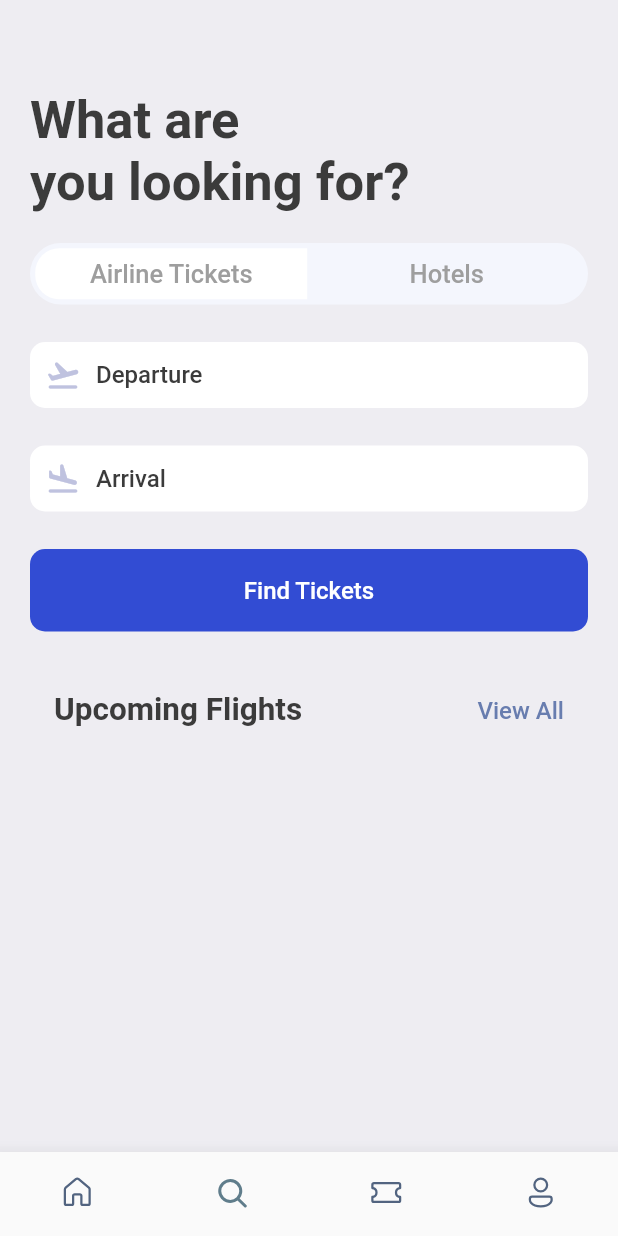
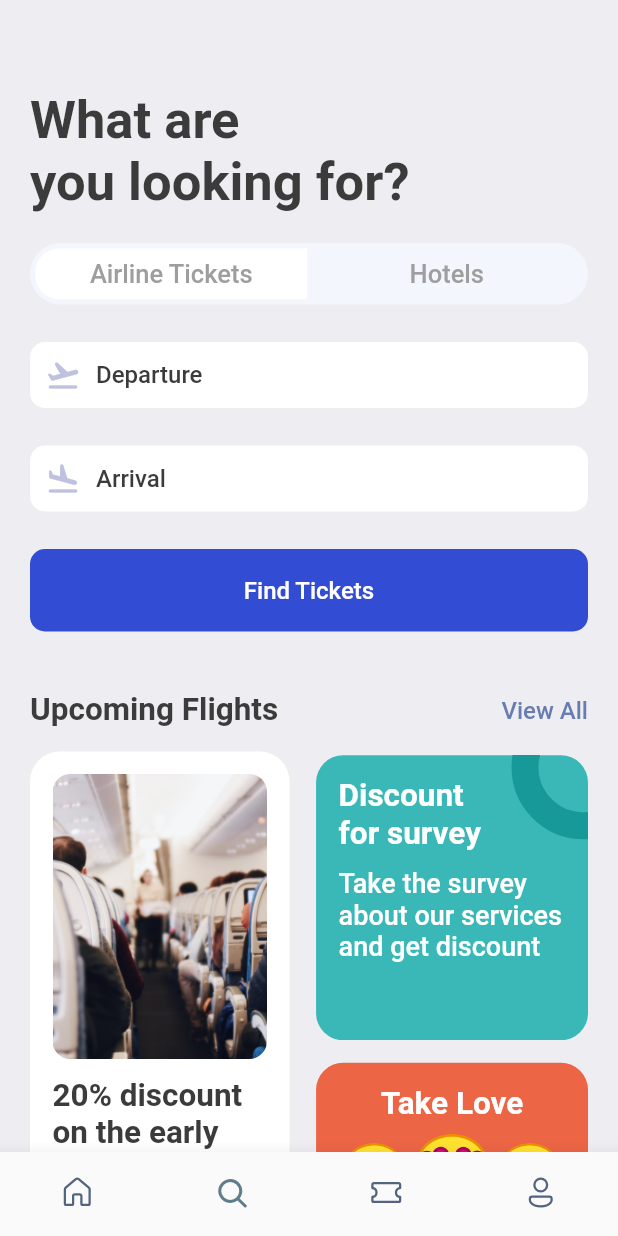
Before and after one commit to harshjainsk/ticket-booking-app, a Flutter app: the screen it shows after launch, item 2 of the bottom bar chosen, on a phone screen of 412 x 824 dp. Run offline on Flutter 3.47's test engine with Material 2 defaults, Android fonts, the phone set to English and light mode, and no system bars; our stand-ins replace fluentui_icons, gap, get.

Commit message:
search screen completed

```diff
--- a/lib/screens/search_screen.dart
+++ b/lib/screens/search_screen.dart
@@ -67,11 +67,119 @@ class SearchScreen extends StatelessWidget {
             child: Text('Find Tickets', style: Styles.textStyle.copyWith(color: Colors.white),textAlign: TextAlign.center,),
           ),
           Gap(AppLayout.getHeight(40)),
-          Container(
-            padding: EdgeInsets.symmetric(horizontal: 16),
-            child: TextViewAll(bigText: 'Upcoming Flights', smallText: 'View All'),
+          TextViewAll(bigText: 'Upcoming Flights', smallText: 'View All'),
+          Gap(AppLayout.getHeight(15)),
+          Row(
+            mainAxisAlignment: MainAxisAlignment.spaceBetween,
+            children: [
+              Container(
+                height: AppLayout.getHeight(420),
+                width: size.width*0.42,
+                padding: EdgeInsets.all(AppLayout.getHeight(15)),
+                decoration: BoxDecoration(
+                  color: Colors.white,
+                  borderRadius: BorderRadius.circular(AppLayout.getHeight(20)),
+                  boxShadow: [
+                    BoxShadow(
+                      color: Colors.grey.shade200,
+                      blurRadius: 1,
+                      spreadRadius: 1
+                    ),
+                  ]
+                ),
+                child: Column(
+                  children: [
+                    Container(
+                      height: AppLayout.getHeight(190),
+                      decoration: BoxDecoration(
+                        borderRadius: BorderRadius.circular(AppLayout.getHeight(12)),
+                        image: DecorationImage(
+                          fit: BoxFit.cover,
+                          image: AssetImage('assets/images/sit.jpg')
+                        ),
+
+                      ),
+                    ),
+                    Gap(AppLayout.getHeight(12)),
+                    Text('20% discount on the early booking of this flight. Don\'t miss ',style: Styles.headLineStyle2,)
+
+                  ],
+                ),
+              ),
+              Column(
+                children: [
+                  Stack(
+                    children: [
+                      Container(
+                        width: size.width*0.44,
+                        height: AppLayout.getHeight(190),
+                        decoration: BoxDecoration(
+                            color: Color(0xFF3AB8B8),
+                            borderRadius: BorderRadius.circular(AppLayout.getHeight(18))
+                        ),
+                        padding: EdgeInsets.all(AppLayout.getHeight(15)),
+                        child: Column(
+                          crossAxisAlignment: CrossAxisAlignment.start,
+                          children: [
+                            Text('Discount\nfor survey', style: Styles.headLineStyle2.copyWith(fontWeight: FontWeight.bold, color: Colors.white),),
+                            Gap(AppLayout.getHeight(10)),
+                            Text('Take the survey about our services and get discount', style: Styles.headLineStyle2.copyWith(fontWeight: FontWeight.w500, color: Colors.white, fontSize: 18),),
+                          ],
+                        ),
+                      ),
+                      Positioned(
+                        right: -45,
+                        top: -40,
+                        child: Container(
+                          padding: EdgeInsets.all(AppLayout.getHeight(30)),
+                          decoration: BoxDecoration(
+                              shape: BoxShape.circle,
+                              border: Border.all(width: 18, color: Color(0xFF189999)),
+                              color: Colors.transparent
+                          ),
+                        ),
+                      ),
+                    ],
+                  ),
+                  Gap(AppLayout.getHeight(15)),
+                  Container(
+                    width: size.width*0.44,
+                    height: AppLayout.getHeight(210),
+                    padding: EdgeInsets.symmetric(vertical: AppLayout.getHeight(15), horizontal: AppLayout.getHeight(15)),
+                    decoration: BoxDecoration(
+                      borderRadius: BorderRadius.circular(AppLayout.getHeight(18)),
+                      color: const Color(0xFFEC6545)
+                    ),
+                    child: Column(
+                      children: [
+                        Text("Take Love", style: Styles.headLineStyle2.copyWith(color: Colors.white, fontWeight: FontWeight.bold),textAlign: TextAlign.center,),
+                        Gap(AppLayout.getHeight(5)),
+                        RichText(text: const TextSpan(
+                            children: [
+                              TextSpan(
+                                text: '😍',
+                                style: TextStyle(fontSize: 38)
+                              ),
+                              TextSpan(
+                                  text: '😍',
+                                  style: TextStyle(fontSize: 45)
+                              ),
+                              TextSpan(
+                                  text: '😍',
+                                  style: TextStyle(fontSize: 38)
+                              )
+                            ],
+
+                          ),
+                        ),
+                      ],
+                    ),
+                  ),
+
+                ],
+              )
+            ],
           ),
-
         ],
       ),
     );
```
